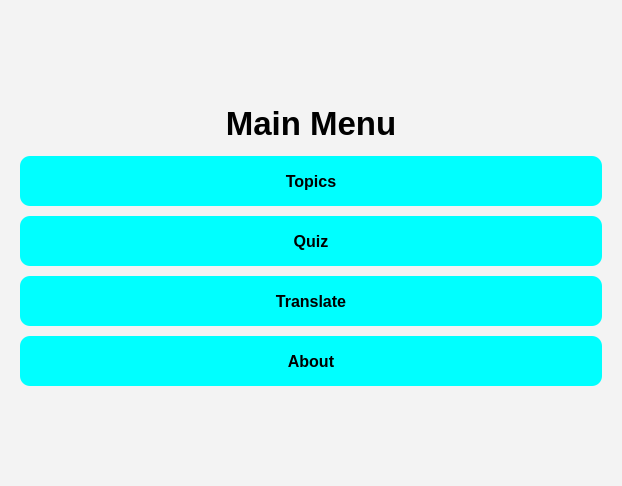
Old version of the form MainWindow.ui in the repository jshperalta/ai-englishTutor.
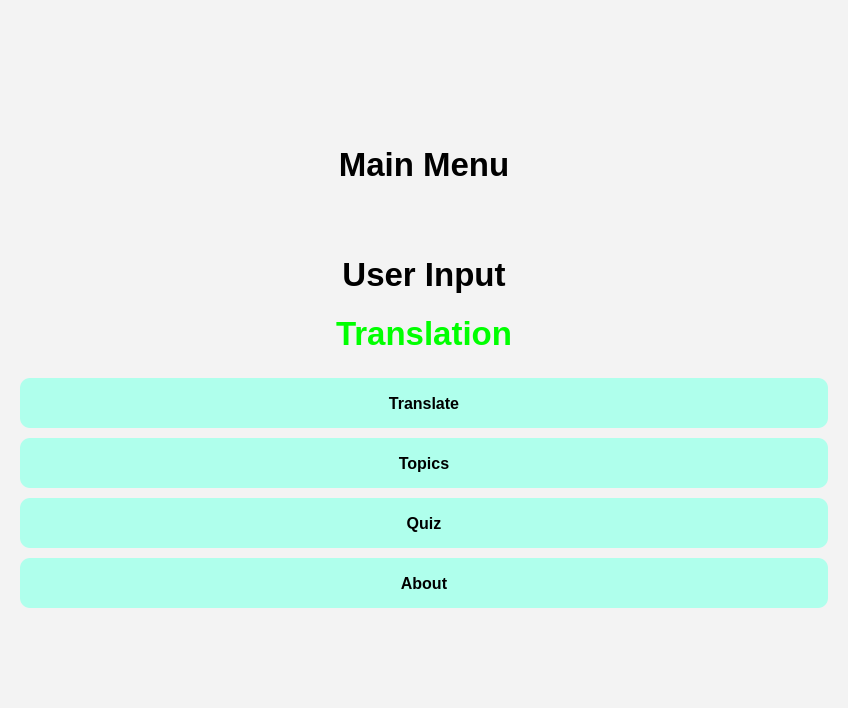
New version of the form.

Commit message: added translate module

Patch:
```diff
--- a/MainWindow.ui
+++ b/MainWindow.ui
@@ -6,8 +6,8 @@
    <rect>
     <x>0</x>
     <y>0</y>
-    <width>622</width>
-    <height>486</height>
+    <width>848</width>
+    <height>708</height>
    </rect>
   </property>
   <property name="windowTitle">
@@ -19,7 +19,7 @@
 }
 
 QPushButton {
-	background: cyan;
+	background: #AFFFEC;
  border-radius: 10px;
 font-size: 16px;
 font-weight: 900;
@@ -70,7 +70,41 @@
         </property>
        </widget>
       </item>
-      <item row="1" column="0">
+      <item row="2" column="0">
+       <widget class="QWidget" name="MenuButtons" native="true">
+        <property name="enabled">
+         <bool>true</bool>
+        </property>
+        <layout class="QVBoxLayout" name="verticalLayout">
+         <property name="spacing">
+          <number>10</number>
+         </property>
+         <property name="leftMargin">
+          <number>0</number>
+         </property>
+         <property name="topMargin">
+          <number>0</number>
+         </property>
+         <property name="rightMargin">
+          <number>0</number>
+         </property>
+         <property name="bottomMargin">
+          <number>0</number>
+         </property>
+         <item>
+          <widget class="QPushButton" name="btnTranslate">
+           <property name="minimumSize">
+            <size>
+             <width>0</width>
+             <height>50</height>
+            </size>
+           </property>
+           <property name="text">
+            <string>Translate</string>
+           </property>
+          </widget>
+         </item>
+         <item>
        <widget class="QPushButton" name="btnTopics">
         <property name="minimumSize">
          <size>
@@ -86,7 +120,7 @@
         </property>
        </widget>
       </item>
-      <item row="2" column="0">
+         <item>
        <widget class="QPushButton" name="btnQuiz">
         <property name="minimumSize">
          <size>
@@ -99,20 +133,7 @@
         </property>
        </widget>
       </item>
-      <item row="3" column="0">
-       <widget class="QPushButton" name="btnTranslate">
-        <property name="minimumSize">
-         <size>
-          <width>0</width>
-          <height>50</height>
-         </size>
-        </property>
-        <property name="text">
-         <string>Translate</string>
-        </property>
-       </widget>
-      </item>
-      <item row="4" column="0">
+         <item>
        <widget class="QPushButton" name="btnAbout">
         <property name="minimumSize">
          <size>
@@ -126,6 +147,44 @@
         <property name="text">
          <string>About</string>
         </property>
+          </widget>
+         </item>
+        </layout>
+       </widget>
+      </item>
+      <item row="1" column="0">
+       <widget class="QWidget" name="transWidget" native="true">
+        <property name="enabled">
+         <bool>true</bool>
+        </property>
+        <property name="inputMethodHints">
+         <set>Qt::ImhMultiLine</set>
+        </property>
+        <layout class="QGridLayout" name="gridLayout_3">
+         <item row="1" column="0">
+          <widget class="QLabel" name="transOutput">
+           <property name="styleSheet">
+            <string notr="true">color:rgb(0, 255, 0);</string>
+           </property>
+           <property name="text">
+            <string>Translation</string>
+           </property>
+           <property name="alignment">
+            <set>Qt::AlignCenter</set>
+           </property>
+          </widget>
+         </item>
+         <item row="0" column="0">
+          <widget class="QLabel" name="transInput">
+           <property name="text">
+            <string>User Input</string>
+           </property>
+           <property name="alignment">
+            <set>Qt::AlignCenter</set>
+           </property>
+          </widget>
+         </item>
+        </layout>
        </widget>
       </item>
      </layout>
```
Left out of the diff: 2 changed lines with no effect on the pictures. Lines whose indentation alone changed are shown as unchanged. The commit also changes 3 other files.
